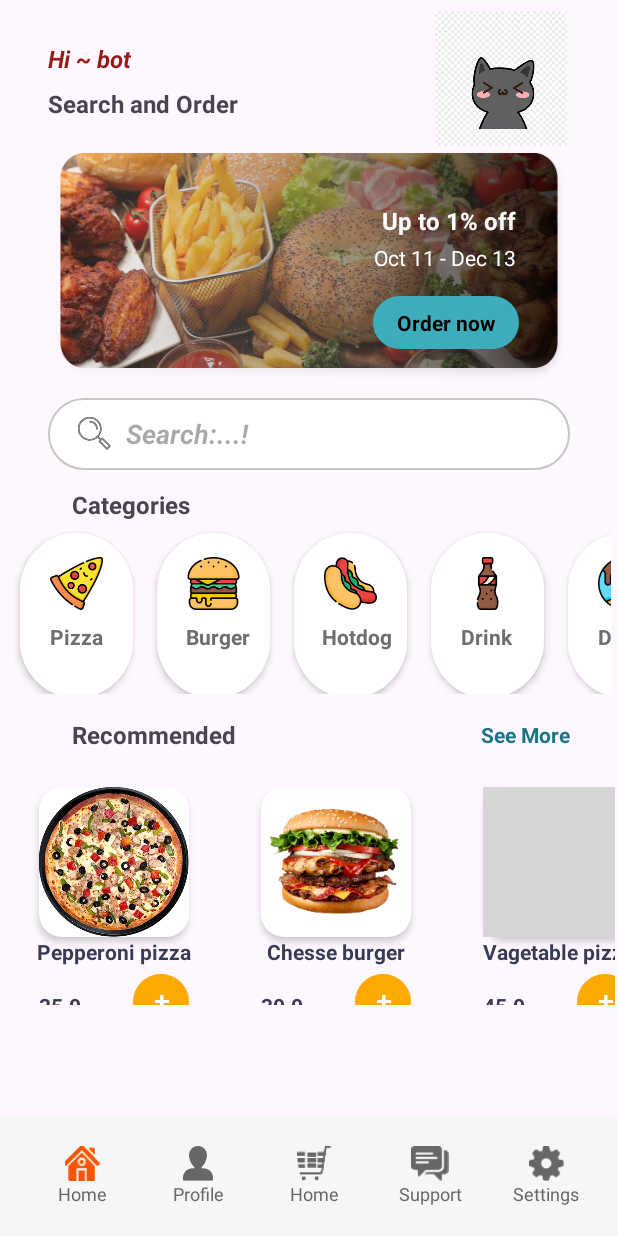
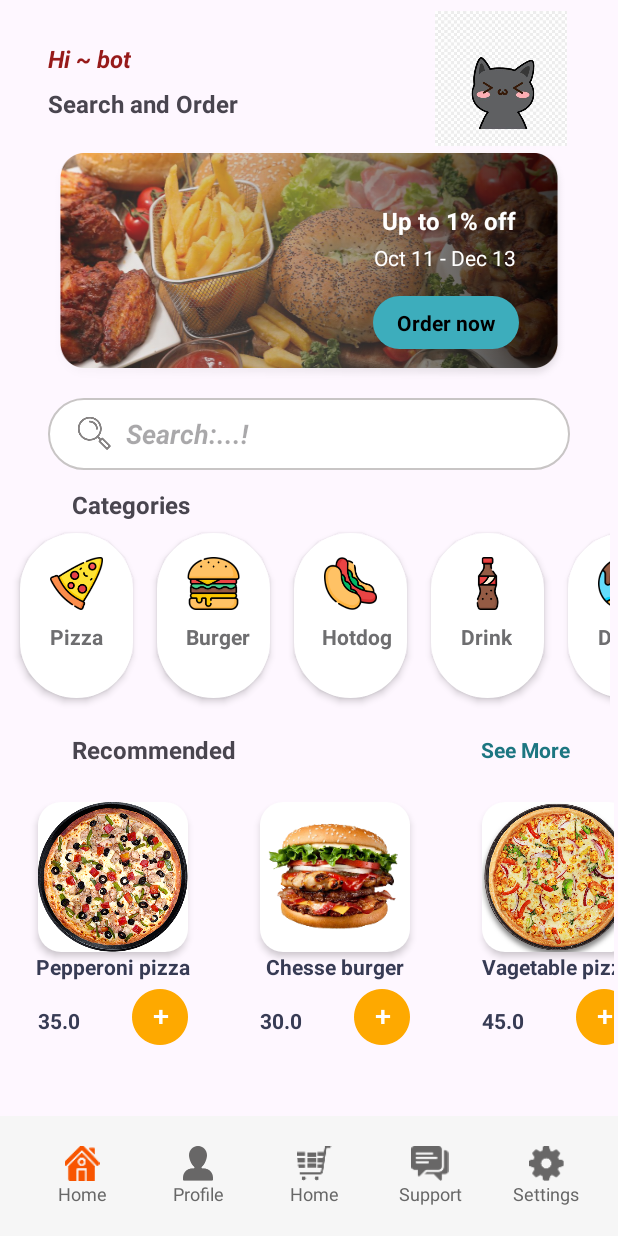
Before and after one commit to a01685958283/PRM392-G4, an Android app: the MainActivity screen opened directly, with no data from a screen before it, on a phone screen of 412 x 824 dp. Run offline under Robolectric (Android 15) with nearby library versions, the phone set to English and light mode, and no system bars; grey boxes are pictures that could not be loaded.

Commit message:
Fix screen
fix layout

```diff
--- a/app/src/main/java/com/example/teamprm392/Active/MainActivity.java
+++ b/app/src/main/java/com/example/teamprm392/Active/MainActivity.java
@@ -37,7 +37,7 @@ private RecyclerView recyclerViewCategoryList,recyclerViewPopularlist;
                 35.0,5 ,20,1000  ));
         foodlist.add(new FoodDomain("Chesse burger","burger", "beef, gouda chesse, special sauce, lettuce, tomat",
                 30.0,4 ,17,1500  ));
-        foodlist.add(new FoodDomain("Vagetable pizza","pizza2", "olive oil, vegetable, pitted kalamata, cherry tomatoas, fresh oregano, basil",
+        foodlist.add(new FoodDomain("Vagetable pizza","pizza3", "olive oil, vegetable, pitted kalamata, cherry tomatoas, fresh oregano, basil",
                 45.0,4 ,20,900  ));
         adapter2 = new RecommendedAdapter(foodlist);
         recyclerViewPopularlist.setAdapter(adapter2);
--- a/app/src/main/res/layout/activity_main.xml
+++ b/app/src/main/res/layout/activity_main.xml
@@ -39,7 +39,7 @@
                     android:layout_width="wrap_content"
                     android:layout_height="wrap_content"
                     android:layout_margin="16dp"
-                    android:layout_marginTop="548dp"
+                    android:layout_marginTop="16dp"
                     android:text="Recommended"
                     android:textSize="16sp"
                     android:textStyle="bold"
@@ -197,8 +197,8 @@
 
                 <androidx.recyclerview.widget.RecyclerView
                     android:id="@+id/btn_view1"
-                    android:layout_width="402dp"
-                    android:layout_height="115dp"
+                    android:layout_width="401dp"
+                    android:layout_height="125dp"
                     app:layout_constraintEnd_toEndOf="parent"
                     app:layout_constraintStart_toStartOf="parent"
                     app:layout_constraintTop_toBottomOf="@+id/btn_textview11" />
@@ -206,8 +206,9 @@
                 <androidx.recyclerview.widget.RecyclerView
                     android:id="@+id/btn_view2"
                     android:layout_width="408dp"
-                    android:layout_height="177dp"
+                    android:layout_height="298dp"
                     app:layout_constraintEnd_toEndOf="parent"
+                    app:layout_constraintHorizontal_bias="0.333"
                     app:layout_constraintStart_toStartOf="parent"
                     app:layout_constraintTop_toBottomOf="@+id/btn_textview12" />
 
```
